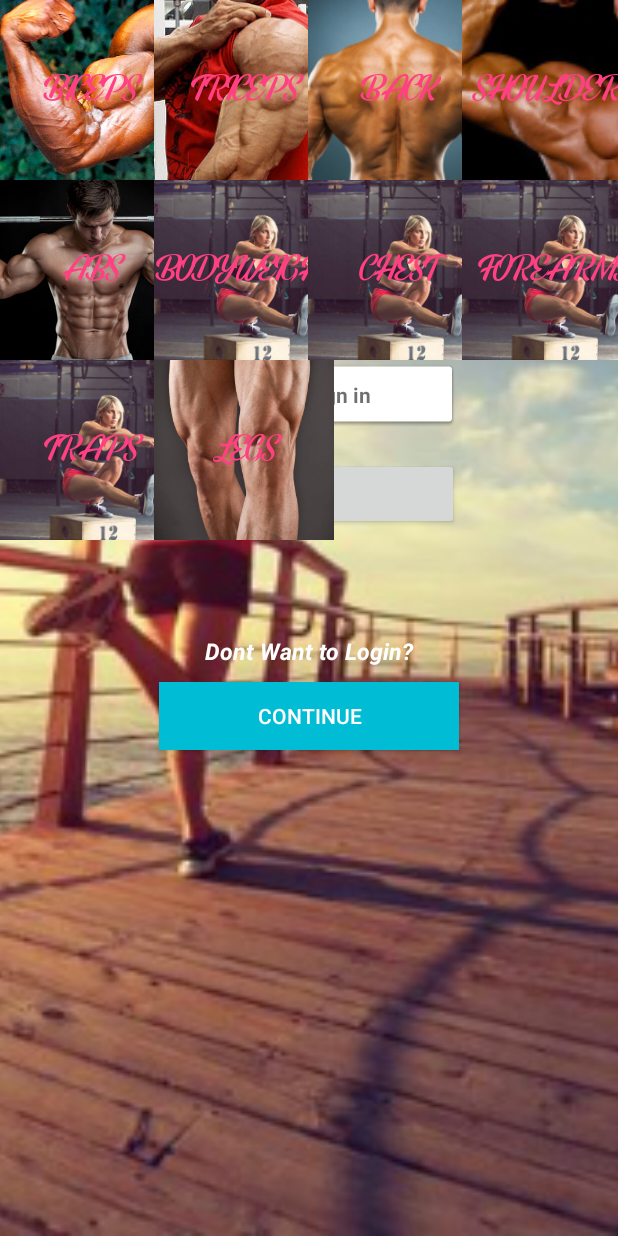
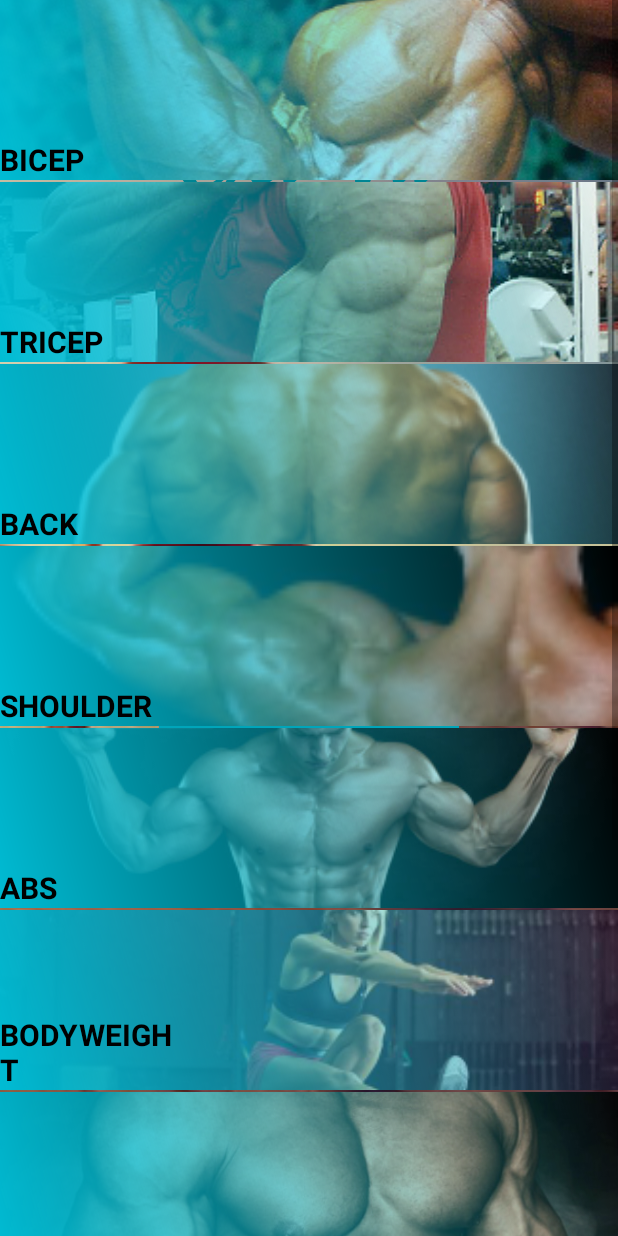
Before and after one commit to kshitij63/GetFit, an Android app: the fragment ExrecisePartFragment placed in its activity, on a phone screen of 412 x 824 dp. Run offline under Robolectric (Android 15) with nearby library versions, the phone set to English and light mode, and no system bars; our stand-ins replace Firebase (no records; nobody signed in at launch, a user with empty details on screens opened directly), Picasso; libraries missing offline, so code that uses them is left out: com.facebook, com.facebook.login, jp.wasabeef.blurry; plain views replace LoginButton; pictures from the network do not load; 6 statements that could not run were skipped.

Commit message:
update2!

```diff
--- a/app/build.gradle
+++ b/app/build.gradle
@@ -30,6 +30,7 @@ dependencies {
         exclude group: 'com.android.support', module: 'support-annotations'
     })
     ''
+    compile files('libs/YouTubeAndroidPlayerApi.jar')
     compile 'com.android.support:appcompat-v7:25.3.1'
     compile 'com.facebook.android:facebook-android-sdk:[4,5)'
     compile 'jp.wasabeef:blurry:2.1.1'
@@ -46,6 +47,5 @@ dependencies {
     compile 'com.android.support:design:25.3.1'
     compile 'com.google.android.gms:play-services-fitness:11.0.2'
     testCompile 'junit:junit:4.12'
-    compile files('libs/YouTubeAndroidPlayerApi.jar')
 }
 apply plugin: 'com.google.gms.google-services'
--- a/app/src/main/AndroidManifest.xml
+++ b/app/src/main/AndroidManifest.xml
@@ -33,6 +33,7 @@
             android:name=".TaskActivity"
             android:label="@string/title_activity_task"
             android:theme="@style/AppTheme" />
+        <activity android:name=".ExerciseDetailActivity"></activity>
     </application>
 
 </manifest>
--- a/app/src/main/java/com/example/user/getfit/BodyPartAdapter.java
+++ b/app/src/main/java/com/example/user/getfit/BodyPartAdapter.java
@@ -2,6 +2,7 @@ package com.example.user.getfit;
 
 import android.content.Context;
 import android.graphics.Typeface;
+import android.provider.ContactsContract;
 import android.support.annotation.LayoutRes;
 import android.support.annotation.NonNull;
 import android.support.annotation.Nullable;
@@ -11,6 +12,8 @@ import android.view.ViewGroup;
 import android.widget.ArrayAdapter;
 import android.widget.ImageView;
 import android.widget.TextView;
+
+import com.squareup.picasso.Picasso;
 
 import java.util.ArrayList;
 
@@ -23,19 +26,9 @@ import jp.wasabeef.blurry.Blurry;
 public class BodyPartAdapter extends ArrayAdapter<BodyPart> {
 ArrayList<BodyPart> bodyPartArrayList;
 
-    public BodyPartAdapter(@NonNull Context context) {
+    public BodyPartAdapter(@NonNull Context context,ArrayList<BodyPart> bodyPartArrayList) {
         super(context, R.layout.bodypart);
-    bodyPartArrayList=new ArrayList<>();
-        bodyPartArrayList.add(new BodyPart("BICEPS",R.drawable.bicep));
-        bodyPartArrayList.add(new BodyPart("TRICEPS",R.drawable.tricep));
-        bodyPartArrayList.add(new BodyPart("BACK",R.drawable.back));
-        bodyPartArrayList.add(new BodyPart("SHOULDERS",R.drawable.shoulder));
-        bodyPartArrayList.add(new BodyPart("ABS",R.drawable.abs));
-        bodyPartArrayList.add(new BodyPart("BODYWEIGHT",R.drawable.boyweight));
-        bodyPartArrayList.add(new BodyPart("CHEST",R.drawable.boyweight));
-        bodyPartArrayList.add(new BodyPart("FOREARMS",R.drawable.boyweight));
-        bodyPartArrayList.add(new BodyPart("TRAPS",R.drawable.boyweight));
-        bodyPartArrayList.add(new BodyPart("LEGS",R.drawable.legs));
+        this.bodyPartArrayList=bodyPartArrayList;
 
 
     }
@@ -46,15 +39,32 @@ ArrayList<BodyPart> bodyPartArrayList;
         if(convertView==null){
             convertView= LayoutInflater.from(getContext()).inflate(R.layout.bodypart,parent,false);
         }
+        if(bodyPartArrayList.get(position).getImage()!=null && bodyPartArrayList.get(position).getBody_part_name()!=null) {
+            View view=convertView.findViewById(R.id.grad);
+            view.setVisibility(View.VISIBLE);
 
-        final ImageView imageView=(ImageView) convertView.findViewById(R.id.exrecise_image);
-        imageView.setImageResource(bodyPartArrayList.get(position).getImage());
-        TextView textView=(TextView) convertView.findViewById(R.id.bodypart_name);
-        textView.setText(bodyPartArrayList.get(position).getBody_part_name());
-        final View finalConvertView = convertView;
-        Typeface custom_font = Typeface.createFromAsset(getContext().getAssets(),  "rainbowFont.ttf");
+            final ImageView imageView = (ImageView) convertView.findViewById(R.id.exrecise_image);
+            imageView.setImageResource(bodyPartArrayList.get(position).getImage());
+            TextView textView = (TextView) convertView.findViewById(R.id.bodypart_name);
+            textView.setText(bodyPartArrayList.get(position).getBody_part_name());
+            final View finalConvertView = convertView;
+            //Typeface custom_font = Typeface.createFromAsset(getContext().getAssets(), "rainbowFont.ttf");
 
-        textView.setTypeface(custom_font);
+            //textView.setTypeface(custom_font);
+        }
+
+
+        else{
+            View view=convertView.findViewById(R.id.grad);
+            view.setVisibility(View.INVISIBLE);
+            ImageView imageView2=(ImageView) convertView.findViewById(R.id.play_but);
+            imageView2.setVisibility(View.VISIBLE);
+            TextView textView = (TextView) convertView.findViewById(R.id.bodypart_name);
+            textView.setVisibility(View.GONE);
+            ImageView imageView=(ImageView) convertView.findViewById(R.id.exrecise_image);
+            Picasso.with(getContext()).load(bodyPartArrayList.get(position).getImage2()).into(imageView);
+
+        }
         return convertView;
     }
 
--- a/app/src/main/java/com/example/user/getfit/ExrecisePartFragment.java
+++ b/app/src/main/java/com/example/user/getfit/ExrecisePartFragment.java
@@ -1,27 +1,68 @@
 package com.example.user.getfit;
 
 import android.app.Fragment;
+import android.content.Context;
+import android.content.Intent;
 import android.os.Bundle;
 import android.support.annotation.Nullable;
 import android.view.LayoutInflater;
 import android.view.View;
 import android.view.ViewGroup;
+import android.widget.AdapterView;
 import android.widget.GridView;
+import android.widget.ListView;
+
+import java.util.ArrayList;
 
 /**
  * Created by user on 7/7/2017.
  */
 
 public class ExrecisePartFragment extends android.support.v4.app.Fragment {
-    GridView view1;
-
+    ListView view1;
+    ArrayList<BodyPart> bodyPartArrayList;
+GetNameListener getNameListener;
     @Nullable
     @Override
     public View onCreateView(LayoutInflater inflater, @Nullable ViewGroup container, Bundle savedInstanceState) {
         View view=LayoutInflater.from(getActivity()).inflate(R.layout.exercisepartfragment,container,false);
-        view1=(GridView) view.findViewById(R.id.grid);
-        view1.setAdapter(new BodyPartAdapter(getActivity()));
+        bodyPartArrayList=new ArrayList<>();
+        bodyPartArrayList.add(new BodyPart("BICEP",R.drawable.bicep));
+        bodyPartArrayList.add(new BodyPart("TRICEP",R.drawable.tricep));
+        bodyPartArrayList.add(new BodyPart("BACK",R.drawable.back));
+        bodyPartArrayList.add(new BodyPart("SHOULDER",R.drawable.shoulder));
+        bodyPartArrayList.add(new BodyPart("ABS",R.drawable.abs));
+        bodyPartArrayList.add(new BodyPart("BODYWEIGHT",R.drawable.boyweight));
+        bodyPartArrayList.add(new BodyPart("CHEST",R.drawable.chest));
+        bodyPartArrayList.add(new BodyPart("FOREARMS",R.drawable.forearm));
+        bodyPartArrayList.add(new BodyPart("TRAPS",R.drawable.tarps));
+        bodyPartArrayList.add(new BodyPart("LEGS",R.drawable.legs));
+
+        view1=(ListView) view.findViewById(R.id.grid);
+        view1.setAdapter(new BodyPartAdapter(getActivity(),bodyPartArrayList));
+
+        view1.setOnItemClickListener(new AdapterView.OnItemClickListener() {
+            @Override
+            public void onItemClick(AdapterView<?> parent, View view, int position, long id) {
+                Intent intent=new Intent(getContext(),ExerciseDetailActivity.class);
+                intent.putExtra("name",bodyPartArrayList.get(position).getBody_part_name());
+                startActivity(intent);
+
+            }
+        });
 
         return view;
     }
+
+
+    public interface GetNameListener{
+        void getName(String name);
+    }
+
+
+    @Override
+    public void onAttach(Context context) {
+        super.onAttach(context);
+        getNameListener=(GetNameListener) getActivity();
+    }
 }
--- /dev/null
+++ b/app/src/main/res/drawable/circleback.xml
@@ -0,0 +1,7 @@
+<?xml version="1.0" encoding="utf-8"?>
+<shape xmlns:android="http://schemas.android.com/apk/res/android"
+    android:shape="oval">
+    <solid
+        android:color="#FFF"></solid>
+
+</shape>
--- /dev/null
+++ b/app/src/main/res/drawable/gradient_body.xml
@@ -0,0 +1,8 @@
+<?xml version="1.0" encoding="utf-8"?>
+<shape xmlns:android="http://schemas.android.com/apk/res/android"
+    android:shape="rectangle">
+    <gradient
+        android:startColor="@color/colorPrimary"
+        android:angle="45"></gradient>
+
+</shape>
--- a/app/src/main/res/layout/bodypart.xml
+++ b/app/src/main/res/layout/bodypart.xml
@@ -1,25 +1,39 @@
 <?xml version="1.0" encoding="utf-8"?>
 <FrameLayout xmlns:android="http://schemas.android.com/apk/res/android"
     android:orientation="vertical"
-    android:layout_width="120dp"
+    android:layout_width="match_parent"
     android:layout_height="wrap_content"
     android:layout_margin="16dp">
     <ImageView
-        android:layout_width="120dp"
+        android:layout_width="match_parent"
         android:layout_height="120dp"
         android:src="@drawable/main_screen_backdrop"
         android:scaleType="centerCrop"
         android:id="@+id/exrecise_image" />
+    <View
+        android:layout_width="match_parent"
+        android:layout_height="120dp"
+        android:id="@+id/grad"
+        android:background="@drawable/gradient_body"></View>
     <TextView
         android:layout_width="120dp"
         android:layout_height="match_parent"
         android:text="Body_part"
-        android:layout_gravity="center"
-        android:gravity="center"
+        android:layout_gravity="start"
+        android:gravity="bottom"
         android:textStyle="bold"
         android:textSize="20dp"
         android:id="@+id/bodypart_name"
-        android:textColor="@color/colorAccent"/>
+        android:textColor="#000"/>
+    <ImageView
+        android:layout_width="wrap_content"
+        android:layout_height="wrap_content"
+        android:src="@drawable/ic_play_arrow_black_24dp"
+        android:layout_gravity="center"
+        android:background="@drawable/circleback"
+        android:visibility="gone"
+        android:id="@+id/play_but"
+        />
 
 
 
--- a/app/src/main/res/layout/exercisepartfragment.xml
+++ b/app/src/main/res/layout/exercisepartfragment.xml
@@ -5,10 +5,8 @@
 
     android:layout_width="match_parent"
     android:layout_height="match_parent">
-    <GridView
-        android:numColumns="auto_fit"
-        android:columnWidth="100dp"
+    <ListView
         android:id="@+id/grid"
         android:layout_width="match_parent"
-        android:layout_height="match_parent"></GridView>
+        android:layout_height="match_parent"></ListView>
 </LinearLayout>
```
Also changed, not shown: app/src/main/assets/codebeautify (3).json (added, +74 -0 lines), app/src/main/java/com/example/user/getfit/BodyPart.java (+8 -1 lines), app/src/main/java/com/example/user/getfit/ExerciseDetailActivity.java (added, +160 -0 lines), app/src/main/java/com/example/user/getfit/TaskActivity.java (+6 -1 lines), app/src/main/res/layout/activity_exercise_detail.xml (added, +27 -0 lines), app/src/main/res/drawable-xxhdpi/chest.jpg (added), app/src/main/res/drawable-xxhdpi/forearm.jpg (added), app/src/main/res/drawable-xxhdpi/tarps.jpg (added).
